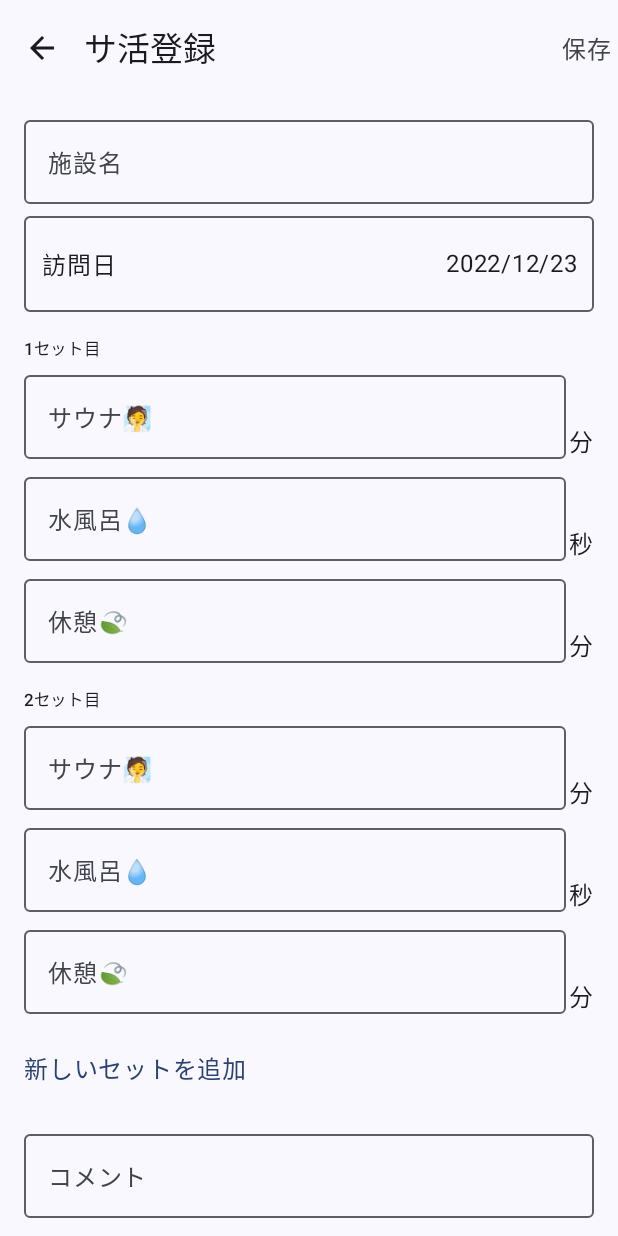
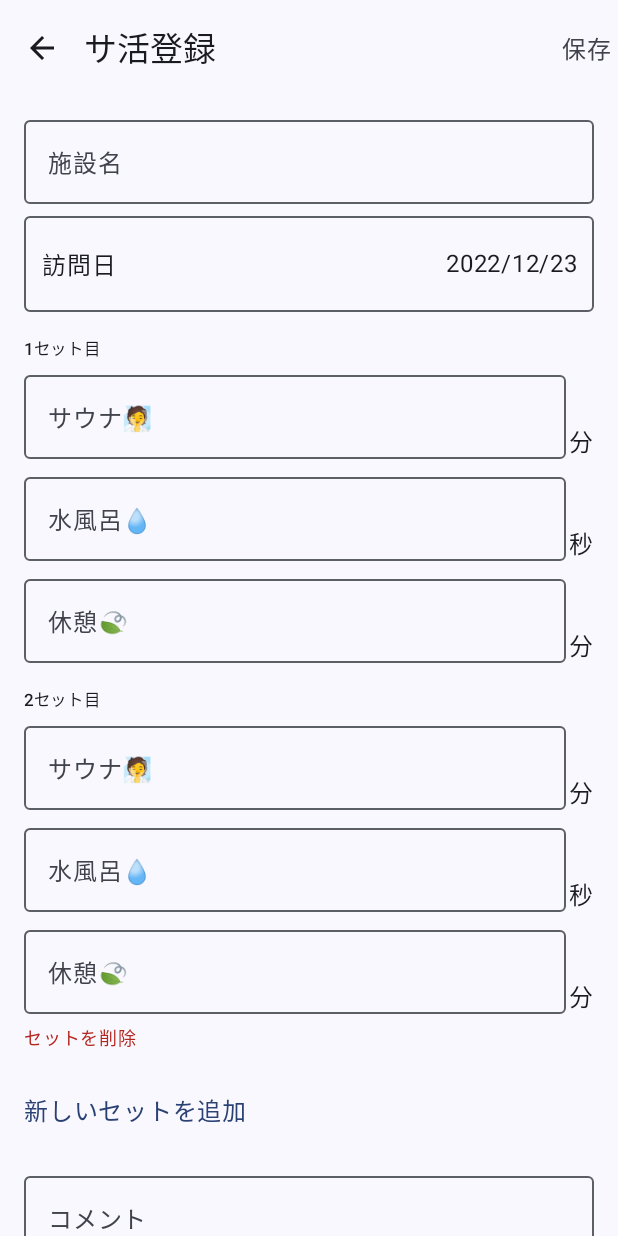
Before and after one commit to uhooi/Loki-Android, an Android app built with Jetpack Compose: the SakatsuInputScreen screen opened through its navigation route, after a tap on "新しいセットを追加", on a phone screen of 412 x 824 dp. Run offline under Robolectric (Android 15) with nearby library versions, the phone set to English and light mode, and no system bars; our stand-ins replace Dagger/Hilt's generated code, Timber.

Commit message:
サ活で削除できるように変更

```diff
--- a/app/src/main/java/com/theuhooi/totonoi/core/ui/TotonoiApp.kt
+++ b/app/src/main/java/com/theuhooi/totonoi/core/ui/TotonoiApp.kt
@@ -1,7 +1,5 @@
 package com.theuhooi.totonoi.core.ui
 
-import android.os.Handler
-import android.os.Looper
 import androidx.compose.runtime.Composable
 import androidx.compose.runtime.getValue
 import androidx.compose.runtime.remember
@@ -51,7 +49,8 @@ fun TotonoiApp() {
                 onCoolBathTimeChange = viewModel::onCoolBathTimeChange,
                 onRelaxationTimeChange = viewModel::onRelaxationTimeChange,
                 onDescriptionChange = viewModel::onDescriptionChange,
-                onAddSaunaSetClick = viewModel::onAddSaunaSetClick
+                onAddSaunaSetClick = viewModel::onAddSaunaSetClick,
+                onDeleteSaunaSetClick = viewModel::onDeleteSaunaSetClick
             )
         }
     }
--- a/app/src/main/java/com/theuhooi/totonoi/feature/sakatsu/sakatsu_input/SakatsuInputScreen.kt
+++ b/app/src/main/java/com/theuhooi/totonoi/feature/sakatsu/sakatsu_input/SakatsuInputScreen.kt
@@ -31,7 +31,8 @@ fun SakatsuInputScreen(
     onCoolBathTimeChange: (index: Int, coolBathTime: String) -> Unit,
     onRelaxationTimeChange: (index: Int, relaxationTime: String) -> Unit,
     onDescriptionChange: (String) -> Unit,
-    onAddSaunaSetClick: () -> Unit
+    onAddSaunaSetClick: () -> Unit,
+    onDeleteSaunaSetClick: (setIndex: Int) -> Unit,
 ) {
     LogCompositions(tag = "SakatsuInputScreen")
     if (uiState.isCompleteSave) {
@@ -96,7 +97,8 @@ fun SakatsuInputScreen(
                 onCoolBathTimeChange = onCoolBathTimeChange,
                 onRelaxationTimeChange = onRelaxationTimeChange,
                 onDescriptionChange = onDescriptionChange,
-                onAddSaunaSetClick = onAddSaunaSetClick
+                onAddSaunaSetClick = onAddSaunaSetClick,
+                onDeleteSaunaSetClick = onDeleteSaunaSetClick
             )
         }
     }
--- a/app/src/main/java/com/theuhooi/totonoi/feature/sakatsu/sakatsu_input/SakatsuInputSections.kt
+++ b/app/src/main/java/com/theuhooi/totonoi/feature/sakatsu/sakatsu_input/SakatsuInputSections.kt
@@ -10,7 +10,6 @@ import androidx.compose.foundation.lazy.LazyColumn
 import androidx.compose.foundation.shape.RoundedCornerShape
 import androidx.compose.material3.*
 import androidx.compose.runtime.Composable
-import androidx.compose.runtime.Stable
 import androidx.compose.ui.Alignment
 import androidx.compose.ui.Modifier
 import androidx.compose.ui.draw.clip
@@ -19,6 +18,7 @@ import androidx.compose.ui.platform.LocalDensity
 import androidx.compose.ui.res.stringResource
 import androidx.compose.ui.text.style.TextAlign
 import androidx.compose.ui.unit.dp
+import androidx.compose.ui.unit.sp
 import com.google.android.material.datepicker.MaterialDatePicker
 import com.theuhooi.totonoi.R
 import com.theuhooi.totonoi.core.ui.components.LogCompositions
@@ -36,6 +36,7 @@ fun SakatsuInputSections(
     onRelaxationTimeChange: (saunaSetIndex: Int, relaxationTime: String) -> Unit,
     onDescriptionChange: (String) -> Unit,
     onAddSaunaSetClick: () -> Unit,
+    onDeleteSaunaSetClick: (setIndex: Int) -> Unit,
     modifier: Modifier = Modifier
 ) {
     LogCompositions(tag = "SakatsuInputSections")
@@ -80,6 +81,16 @@ fun SakatsuInputSections(
                 onCoolBathTimeChange = onCoolBathTimeChange,
                 onRelaxationTimeChange = onRelaxationTimeChange
             )
+            if (it != 0) {
+                Text(
+                    modifier = Modifier
+                        .padding(top = 4.dp)
+                        .clickable(onClick = { onDeleteSaunaSetClick(it) }),
+                    text = stringResource(id = R.string.sakatsu_input_delete_sauna_set),
+                    color = MaterialTheme.colorScheme.error,
+                    fontSize = 12.sp
+                )
+            }
         }
         item {
             Text(
--- a/app/src/main/res/values/strings.xml
+++ b/app/src/main/res/values/strings.xml
@@ -30,6 +30,7 @@
     <string name="sakatsu_input_cool_bath_label">水風呂💧</string>
     <string name="sakatsu_input_relaxation_label">休憩🍃</string>
     <string name="sakatsu_input_add_sauna_set">新しいセットを追加</string>
+    <string name="sakatsu_input_delete_sauna_set">セットを削除</string>
     <string name="sakatsu_input_comment">コメント</string>
 
     <!-- talkback -->
```
Also changed, not shown: app/src/main/java/com/theuhooi/totonoi/feature/sakatsu/sakatsu_input/SakatsuInputViewModel.kt (+14 -5 lines).
